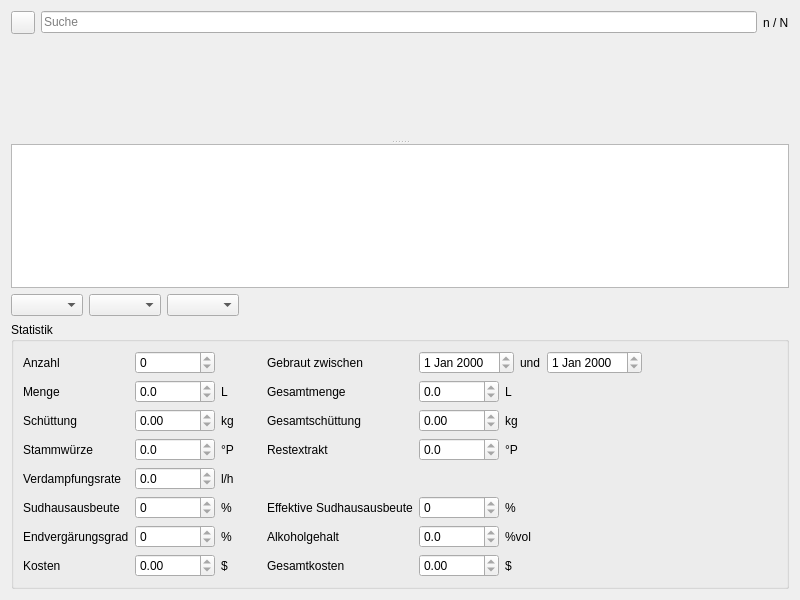
Above: kleiner-brauhelfer/dialogs/dlgbrauuebersicht.ui from kleiner-brauhelfer/kleiner-brauhelfer-2 before the change. Below: the same form after it.
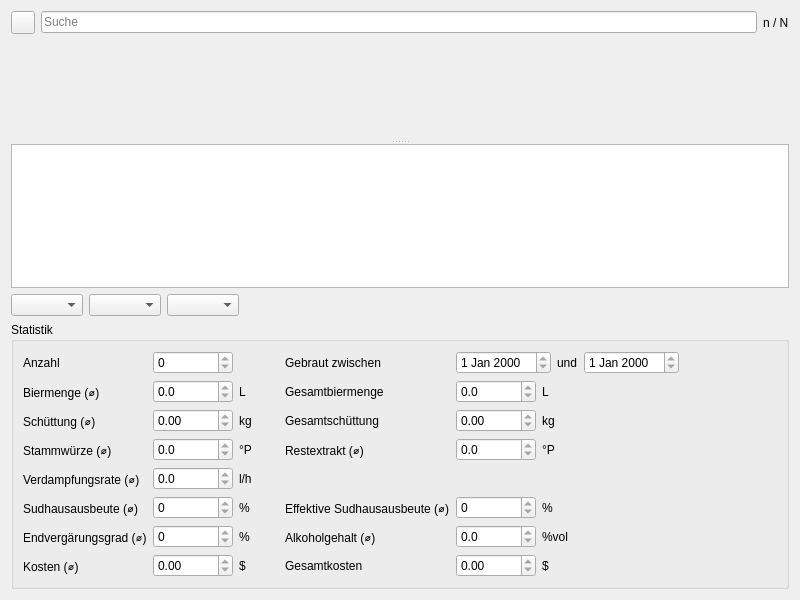
That is the form after the change. Icons and pictures are not drawn. Custom widgets are drawn as their Qt base class.

Patch:
```diff
--- a/kleiner-brauhelfer/dialogs/dlgbrauuebersicht.ui
+++ b/kleiner-brauhelfer/dialogs/dlgbrauuebersicht.ui
@@ -154,14 +154,14 @@
       <item row="9" column="0">
        <widget class="QLabel" name="lblKosten">
         <property name="text">
-         <string>Kosten</string>
+         <string>Kosten (⌀)</string>
         </property>
        </widget>
       </item>
       <item row="6" column="3">
        <widget class="QLabel" name="label_14">
         <property name="text">
-         <string>Effektive Sudhausausbeute</string>
+         <string>Effektive Sudhausausbeute (⌀)</string>
         </property>
        </widget>
       </item>
@@ -207,7 +207,7 @@
       <item row="4" column="3">
        <widget class="QLabel" name="label_17">
         <property name="text">
-         <string>Restextrakt</string>
+         <string>Restextrakt (⌀)</string>
         </property>
        </widget>
       </item>
@@ -221,7 +221,7 @@
       <item row="6" column="0">
        <widget class="QLabel" name="label_13">
         <property name="text">
-         <string>Sudhausausbeute</string>
+         <string>Sudhausausbeute (⌀)</string>
         </property>
        </widget>
       </item>
@@ -300,7 +300,7 @@
       <item row="8" column="0">
        <widget class="QLabel" name="label_18">
         <property name="text">
-         <string>Endvergärungsgrad</string>
+         <string>Endvergärungsgrad (⌀)</string>
         </property>
        </widget>
       </item>
@@ -327,7 +327,7 @@
       <item row="4" column="0">
        <widget class="QLabel" name="label_12">
         <property name="text">
-         <string>Stammwürze</string>
+         <string>Stammwürze (⌀)</string>
         </property>
        </widget>
       </item>
@@ -341,7 +341,7 @@
       <item row="1" column="3">
        <widget class="QLabel" name="label_4">
         <property name="text">
-         <string>Gesamtmenge</string>
+         <string>Gesamtbiermenge</string>
         </property>
        </widget>
       </item>
@@ -384,7 +384,7 @@
       <item row="8" column="3">
        <widget class="QLabel" name="label_16">
         <property name="text">
-         <string>Alkoholgehalt</string>
+         <string>Alkoholgehalt (⌀)</string>
         </property>
        </widget>
       </item>
@@ -465,14 +465,14 @@
       <item row="2" column="0">
        <widget class="QLabel" name="label_6">
         <property name="text">
-         <string>Schüttung</string>
+         <string>Schüttung (⌀)</string>
         </property>
        </widget>
       </item>
       <item row="1" column="0">
        <widget class="QLabel" name="label_2">
         <property name="text">
-         <string>Menge</string>
+         <string>Biermenge (⌀)</string>
         </property>
        </widget>
       </item>
@@ -542,7 +542,7 @@
       <item row="5" column="0">
        <widget class="QLabel" name="label_15">
         <property name="text">
-         <string>Verdampfungsrate</string>
+         <string>Verdampfungsrate (⌀)</string>
         </property>
        </widget>
       </item>
```
